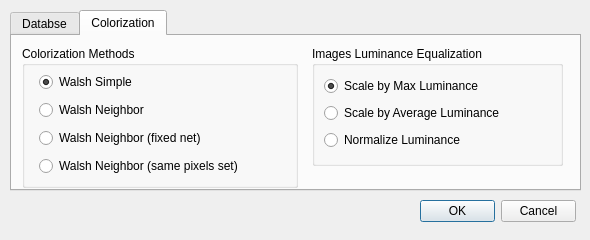
Above: GreyToColor/UI/DIALOGS/preferencesdialog.ui from iamantony/GreyToColor before the change. Below: the same form after it.
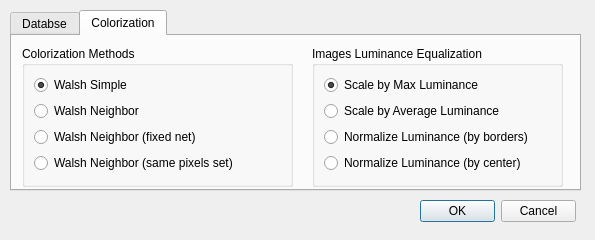
That is the form after the change. The open tabs and pages were chosen to show the change.

Commit message: Update: normalisation by borders (as old normalisation) and normalisation by center

The edit to the form file:
```diff
--- a/GreyToColor/UI/DIALOGS/preferencesdialog.ui
+++ b/GreyToColor/UI/DIALOGS/preferencesdialog.ui
@@ -9,7 +9,7 @@
    <rect>
     <x>0</x>
     <y>0</y>
-    <width>590</width>
+    <width>595</width>
     <height>240</height>
    </rect>
   </property>
@@ -140,22 +140,16 @@
       <rect>
        <x>10</x>
        <y>10</y>
-       <width>276</width>
-       <height>142</height>
+       <width>271</width>
+       <height>141</height>
       </rect>
      </property>
      <property name="title">
       <string>Colorization Methods</string>
      </property>
+     <layout class="QVBoxLayout" name="verticalLayout_2">
+      <item>
      <widget class="QRadioButton" name="rbWSimple">
-      <property name="geometry">
-       <rect>
-        <x>17</x>
-        <y>25</y>
-        <width>120</width>
-        <height>22</height>
-       </rect>
-      </property>
       <property name="text">
        <string>Walsh Simple</string>
       </property>
@@ -163,15 +157,16 @@
        <bool>true</bool>
       </property>
      </widget>
+      </item>
+      <item>
+       <widget class="QRadioButton" name="rbWNeighbor">
+        <property name="text">
+         <string>Walsh Neighbor</string>
+        </property>
+       </widget>
+      </item>
+      <item>
      <widget class="QRadioButton" name="rbWNNoRand">
-      <property name="geometry">
-       <rect>
-        <x>17</x>
-        <y>81</y>
-        <width>209</width>
-        <height>22</height>
-       </rect>
-      </property>
       <property name="sizePolicy">
        <sizepolicy hsizetype="Preferred" vsizetype="Fixed">
         <horstretch>0</horstretch>
@@ -182,15 +177,9 @@
        <string>Walsh Neighbor (fixed net)</string>
       </property>
      </widget>
+      </item>
+      <item>
      <widget class="QRadioButton" name="rbWNOneRand">
-      <property name="geometry">
-       <rect>
-        <x>17</x>
-        <y>109</y>
-        <width>250</width>
-        <height>22</height>
-       </rect>
-      </property>
       <property name="sizePolicy">
        <sizepolicy hsizetype="Preferred" vsizetype="Fixed">
         <horstretch>0</horstretch>
@@ -201,19 +190,8 @@
        <string>Walsh Neighbor (same pixels set)</string>
       </property>
      </widget>
-     <widget class="QRadioButton" name="rbWNeighbor">
-      <property name="geometry">
-       <rect>
-        <x>17</x>
-        <y>53</y>
-        <width>137</width>
-        <height>22</height>
-       </rect>
-      </property>
-      <property name="text">
-       <string>Walsh Neighbor</string>
-      </property>
-     </widget>
+      </item>
+     </layout>
     </widget>
     <widget class="QGroupBox" name="gbImgLumEqual">
      <property name="geometry">
@@ -221,7 +199,7 @@
        <x>300</x>
        <y>10</y>
        <width>251</width>
-       <height>120</height>
+       <height>141</height>
       </rect>
      </property>
      <property name="title">
@@ -248,7 +226,14 @@
       <item>
        <widget class="QRadioButton" name="rbNormLum">
         <property name="text">
-         <string>Normalize Luminance</string>
+         <string>Normalize Luminance (by borders)</string>
+        </property>
+       </widget>
+      </item>
+      <item>
+       <widget class="QRadioButton" name="rbNormLumCentral">
+        <property name="text">
+         <string>Normalize Luminance (by center)</string>
         </property>
        </widget>
       </item>
```
Left out of the diff: 2 changed lines with no effect on the pictures. Lines whose indentation alone changed are shown as unchanged. The commit also changes 23 other files.
